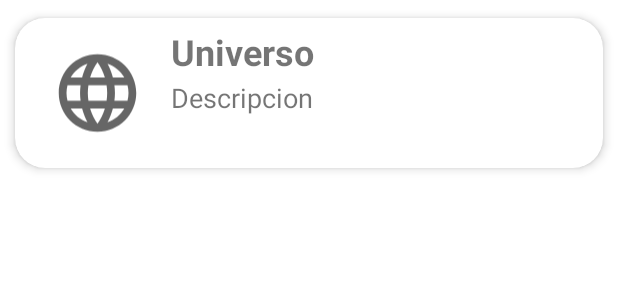
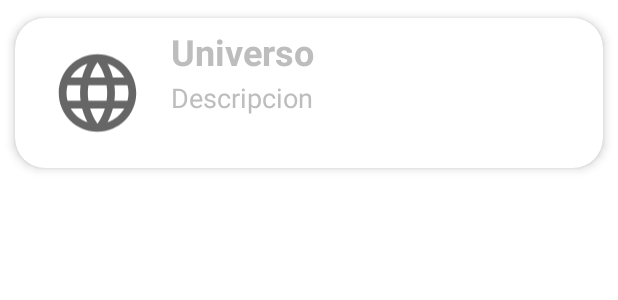
Before and after one commit to xabierciava/UniverseBuilder, an Android app: the layout ficha_universo.xml on its own in the app's theme, with its tools: preview values and no code run, on a phone screen of 412 x 824 dp. Shown: the top 300 px of the screen. Run offline under Robolectric (Android 15) with nearby library versions, the phone set to English and light mode, and no system bars; Roboto replaces fonts that are not available here.

Commit message:
colorFichas

```diff
--- a/app/src/main/res/layout/ficha_universo.xml
+++ b/app/src/main/res/layout/ficha_universo.xml
@@ -28,7 +28,6 @@
                 android:layout_width="90dp"
                 android:layout_height="90dp"
                 android:layout_alignParentStart="false"
-
                 android:layout_gravity="top"
                 android:layout_marginStart="4dp"
                 android:contentDescription="TODO"
@@ -56,6 +55,7 @@
                     android:layout_marginBottom="2dp"
                     android:ellipsize="end"
                     android:maxLines="1"
+                    android:textColor="@color/textos"
                     android:text="Universo"
                     android:textSize="24sp"
                     android:textStyle="bold" />
@@ -66,6 +66,7 @@
                     android:layout_height="wrap_content"
                     android:ellipsize="end"
                     android:maxLines="2"
+                    android:textColor="@color/textos"
                     android:text="Descripcion"
                     android:textSize="18sp" />
             </LinearLayout>
```
